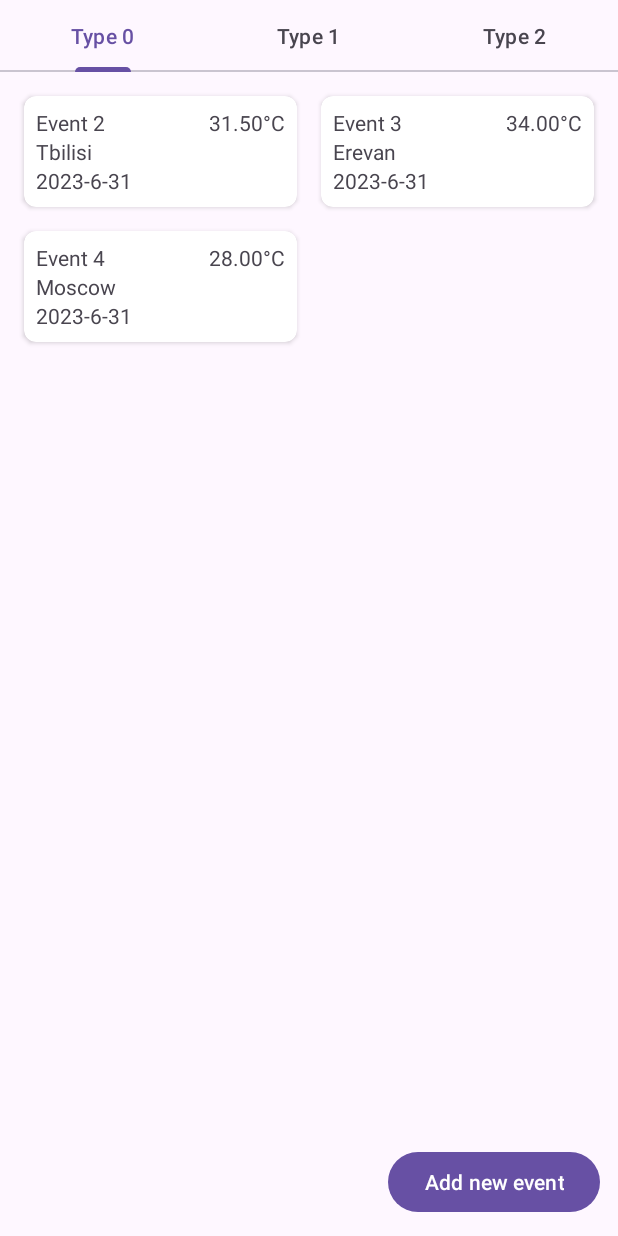
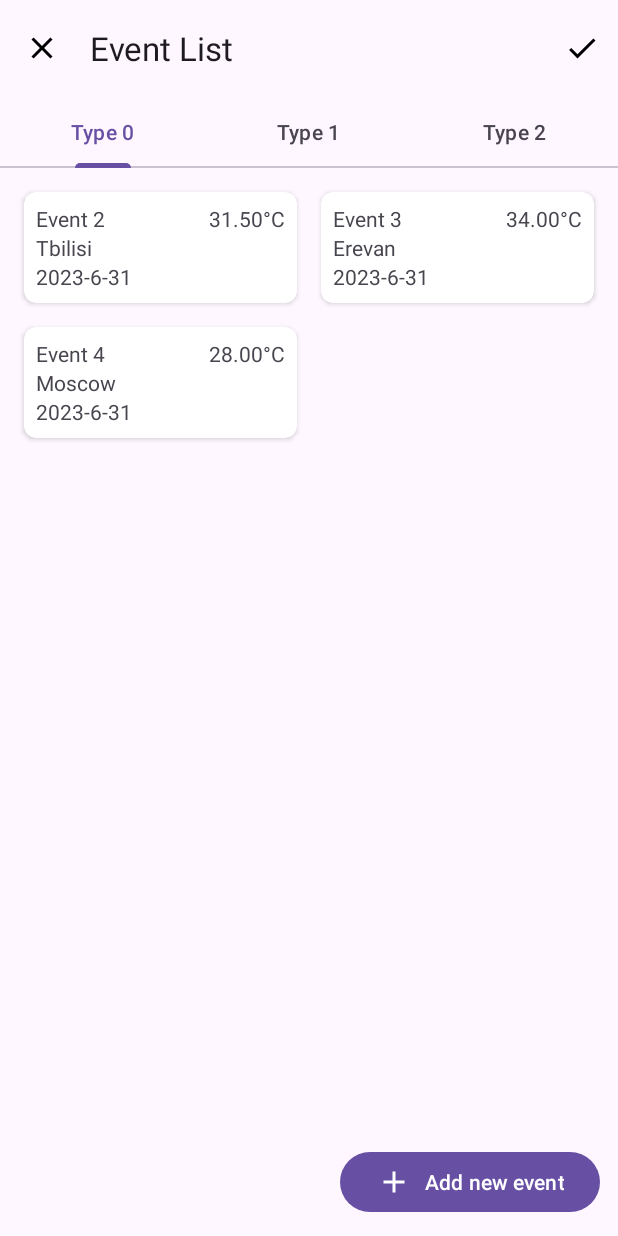
Before and after one commit to EinTheFrog/EventListExercise, an Android app: the screen it shows after launch (MainActivity), on a phone screen of 412 x 824 dp. Run offline under Robolectric (Android 15) with nearby library versions, the phone set to English and light mode, and no system bars.

Commit message:
Add top bar

```diff
--- /dev/null
+++ b/app/src/main/res/drawable/baseline_check_24.xml
@@ -0,0 +1,5 @@
+<vector android:height="24dp" android:tint="#000000"
+    android:viewportHeight="24" android:viewportWidth="24"
+    android:width="24dp" xmlns:android="http://schemas.android.com/apk/res/android">
+    <path android:fillColor="@android:color/white" android:pathData="M9,16.17L4.83,12l-1.42,1.41L9,19 21,7l-1.41,-1.41z"/>
+</vector>
--- /dev/null
+++ b/app/src/main/res/drawable/baseline_close_24.xml
@@ -0,0 +1,5 @@
+<vector android:height="24dp" android:tint="#000000"
+    android:viewportHeight="24" android:viewportWidth="24"
+    android:width="24dp" xmlns:android="http://schemas.android.com/apk/res/android">
+    <path android:fillColor="@android:color/white" android:pathData="M19,6.41L17.59,5 12,10.59 6.41,5 5,6.41 10.59,12 5,17.59 6.41,19 12,13.41 17.59,19 19,17.59 13.41,12z"/>
+</vector>
--- /dev/null
+++ b/app/src/main/res/drawable/baseline_search_24.xml
@@ -0,0 +1,5 @@
+<vector android:height="24dp" android:tint="#000000"
+    android:viewportHeight="24" android:viewportWidth="24"
+    android:width="24dp" xmlns:android="http://schemas.android.com/apk/res/android">
+    <path android:fillColor="@android:color/white" android:pathData="M15.5,14h-0.79l-0.28,-0.27C15.41,12.59 16,11.11 16,9.5 16,5.91 13.09,3 9.5,3S3,5.91 3,9.5 5.91,16 9.5,16c1.61,0 3.09,-0.59 4.23,-1.57l0.27,0.28v0.79l5,4.99L20.49,19l-4.99,-5zM9.5,14C7.01,14 5,11.99 5,9.5S7.01,5 9.5,5 14,7.01 14,9.5 11.99,14 9.5,14z"/>
+</vector>
--- a/app/src/main/res/layout/activity_main.xml
+++ b/app/src/main/res/layout/activity_main.xml
@@ -6,12 +6,27 @@
     android:layout_height="match_parent"
     tools:context=".ui.MainActivity">
 
+    <androidx.appcompat.widget.Toolbar
+        android:id="@+id/top_bar"
+        android:layout_width="0dp"
+        android:layout_height="?attr/actionBarSize"
+        app:title="@string/event_list_title"
+        app:menu="@menu/create_event"
+        app:navigationIcon="@drawable/baseline_close_24"
+        app:layout_constraintStart_toStartOf="parent"
+        app:layout_constraintTop_toTopOf="parent"
+        app:layout_constraintEnd_toEndOf="parent" />
+
     <androidx.fragment.app.FragmentContainerView
         android:id="@+id/nav_host_fragment"
         android:name="androidx.navigation.fragment.NavHostFragment"
-        android:layout_width="match_parent"
-        android:layout_height="match_parent"
+        android:layout_width="0dp"
+        android:layout_height="0dp"
         app:navGraph="@navigation/nav_graph"
-        app:defaultNavHost="true" />
+        app:defaultNavHost="true"
+        app:layout_constraintStart_toStartOf="parent"
+        app:layout_constraintTop_toBottomOf="@id/top_bar"
+        app:layout_constraintEnd_toEndOf="parent"
+        app:layout_constraintBottom_toBottomOf="parent" />
 
 </androidx.constraintlayout.widget.ConstraintLayout>
--- a/app/src/main/res/layout/fragment_event_list.xml
+++ b/app/src/main/res/layout/fragment_event_list.xml
@@ -26,9 +26,9 @@
         android:layout_width="wrap_content"
         android:layout_height="wrap_content"
         android:layout_margin="12dp"
-        android:icon="@drawable/ic_launcher_foreground"
+        android:drawableLeft="@drawable/baseline_add_24"
+        android:drawableTint="?attr/colorOnPrimary"
         android:text="@string/create_event_button"
-        app:iconTint="#FFFFFF"
         app:layout_constraintBottom_toBottomOf="parent"
         app:layout_constraintEnd_toEndOf="parent" />
 
--- /dev/null
+++ b/app/src/main/res/menu/create_event.xml
@@ -0,0 +1,10 @@
+<?xml version="1.0" encoding="utf-8"?>
+<menu xmlns:android="http://schemas.android.com/apk/res/android"
+    xmlns:app="http://schemas.android.com/apk/res-auto">
+
+    <item android:id="@+id/confirm_icon"
+        android:title="@string/confirm"
+        android:icon="@drawable/baseline_check_24"
+        app:showAsAction="ifRoom" />
+
+</menu>
--- /dev/null
+++ b/app/src/main/res/menu/event_list.xml
@@ -0,0 +1,4 @@
+<?xml version="1.0" encoding="utf-8"?>
+<menu xmlns:android="http://schemas.android.com/apk/res/android">
+
+</menu>
```
Also changed, not shown: app/src/main/res/layout/fragment_create_event.xml (+63 -1 lines), app/src/main/res/menu/event_info.xml (added, +10 -0 lines), app/src/main/res/values/strings.xml (+15 -1 lines).
